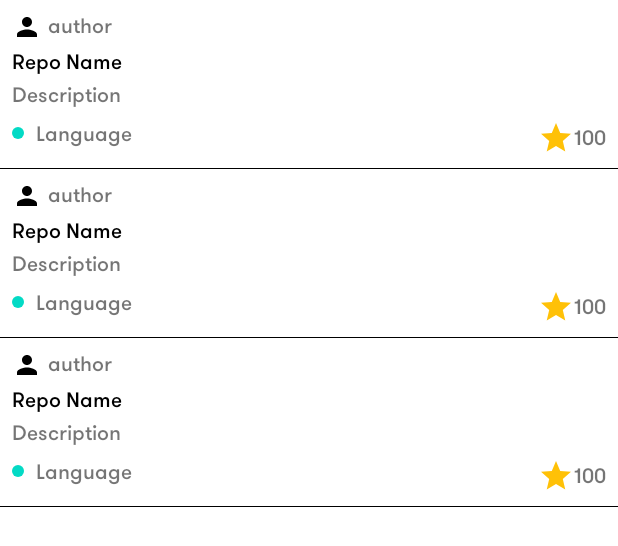
After one commit to waghbhavana/Trending_Github_Repos, an Android app: the layout fragment_repo_list.xml on its own in the app's theme, with its tools: preview values and no code run, on a phone screen of 412 x 824 dp. The commit adds this screen. Shown: the top 546 px of the screen. Run offline under Robolectric (Android 15) with nearby library versions, the phone set to English and light mode, and no system bars; network calls fail.

Commit message:
-Add Navigation component and Repo list fragment -Add UI for repo list

```diff
--- a/app/build.gradle
+++ b/app/build.gradle
@@ -43,6 +43,8 @@ dependencies {
     implementation 'com.google.android.material:material:1.8.0'
     implementation 'androidx.constraintlayout:constraintlayout:2.1.4'
     implementation 'androidx.test:core-ktx:1.5.0'
+    implementation 'androidx.navigation:navigation-fragment-ktx:2.5.3'
+    implementation 'androidx.navigation:navigation-ui-ktx:2.5.3'
     testImplementation 'junit:junit:4.13.2'
     androidTestImplementation 'androidx.test.ext:junit:1.1.5'
     androidTestImplementation 'androidx.test.espresso:espresso-core:3.5.1'
--- /dev/null
+++ b/app/src/main/java/com/example/trending_github_repos/ui/RepoListFragment.kt
@@ -0,0 +1,50 @@
+package com.example.trending_github_repos.ui
+
+import android.os.Bundle
+import androidx.fragment.app.Fragment
+import android.view.LayoutInflater
+import android.view.View
+import android.view.ViewGroup
+import com.example.trending_github_repos.R
+
+// TODO: Rename parameter arguments, choose names that match
+// the fragment initialization parameters, e.g. ARG_ITEM_NUMBER
+private const val ARG_PARAM1 = "param1"
+private const val ARG_PARAM2 = "param2"
+
+/**
+ * A simple [Fragment] subclass.
+ * Use the [RepoListFragment.newInstance] factory method to
+ * create an instance of this fragment.
+ */
+class RepoListFragment : Fragment() {
+
+
+    override fun onCreateView(
+        inflater: LayoutInflater, container: ViewGroup?,
+        savedInstanceState: Bundle?
+    ): View? {
+        // Inflate the layout for this fragment
+        return inflater.inflate(R.layout.fragment_repo_list, container, false)
+    }
+
+    companion object {
+        /**
+         * Use this factory method to create a new instance of
+         * this fragment using the provided parameters.
+         *
+         * @param param1 Parameter 1.
+         * @param param2 Parameter 2.
+         * @return A new instance of fragment RepoListFragment.
+         */
+        // TODO: Rename and change types and number of parameters
+        @JvmStatic
+        fun newInstance(param1: String, param2: String) =
+            RepoListFragment().apply {
+                arguments = Bundle().apply {
+                    putString(ARG_PARAM1, param1)
+                    putString(ARG_PARAM2, param2)
+                }
+            }
+    }
+}
--- /dev/null
+++ b/app/src/main/res/drawable/ic_baseline_person_24.xml
@@ -0,0 +1,5 @@
+<vector android:height="24dp" android:tint="#000000"
+    android:viewportHeight="24" android:viewportWidth="24"
+    android:width="24dp" xmlns:android="http://schemas.android.com/apk/res/android">
+    <path android:fillColor="@android:color/white" android:pathData="M12,12c2.21,0 4,-1.79 4,-4s-1.79,-4 -4,-4 -4,1.79 -4,4 1.79,4 4,4zM12,14c-2.67,0 -8,1.34 -8,4v2h16v-2c0,-2.66 -5.33,-4 -8,-4z"/>
+</vector>
--- /dev/null
+++ b/app/src/main/res/drawable/ic_baseline_star_24.xml
@@ -0,0 +1,5 @@
+<vector android:height="24dp" android:tint="#000000"
+    android:viewportHeight="24" android:viewportWidth="24"
+    android:width="24dp" xmlns:android="http://schemas.android.com/apk/res/android">
+    <path android:fillColor="@android:color/white" android:pathData="M12,17.27L18.18,21l-1.64,-7.03L22,9.24l-7.19,-0.61L12,2 9.19,8.63 2,9.24l5.46,4.73L5.82,21z"/>
+</vector>
--- /dev/null
+++ b/app/src/main/res/drawable/ic_circle.xml
@@ -0,0 +1,10 @@
+<?xml version="1.0" encoding="utf-8"?>
+<shape xmlns:android="http://schemas.android.com/apk/res/android"
+    android:shape="oval">
+
+    <solid android:color="@color/teal_200" />
+
+    <size
+        android:width="8dp"
+        android:height="8dp" />
+</shape>
--- a/app/src/main/res/layout/activity_main.xml
+++ b/app/src/main/res/layout/activity_main.xml
@@ -6,13 +6,13 @@
     android:layout_height="match_parent"
     tools:context=".MainActivity">
 
-    <TextView
-        android:layout_width="wrap_content"
-        android:layout_height="wrap_content"
-        android:text="Hello World!"
-        app:layout_constraintBottom_toBottomOf="parent"
-        app:layout_constraintEnd_toEndOf="parent"
-        app:layout_constraintStart_toStartOf="parent"
-        app:layout_constraintTop_toTopOf="parent" />
 
+    <androidx.fragment.app.FragmentContainerView
+        android:id="@+id/fragmentContainerView"
+        android:name="com.example.trending_github_repos.ui.RepoListFragment"
+        android:layout_width="match_parent"
+        android:layout_height="match_parent"
+        app:defaultNavHost="true"
+        app:navGraph="@navigation/nav_graph"
+     />
 </androidx.constraintlayout.widget.ConstraintLayout>
--- /dev/null
+++ b/app/src/main/res/layout/fragment_repo_list.xml
@@ -0,0 +1,13 @@
+<?xml version="1.0" encoding="utf-8"?>
+<androidx.coordinatorlayout.widget.CoordinatorLayout xmlns:android="http://schemas.android.com/apk/res/android"
+    xmlns:tools="http://schemas.android.com/tools"
+    android:layout_width="match_parent"
+    android:layout_height="match_parent"
+    tools:context=".ui.RepoListFragment">
+<androidx.recyclerview.widget.RecyclerView
+    android:id="@+id/repoRecyclerView"
+    android:layout_width="match_parent"
+    android:layout_height="match_parent"
+    tools:listitem="@layout/repo_list_item"/>
+
+</androidx.coordinatorlayout.widget.CoordinatorLayout>
--- /dev/null
+++ b/app/src/main/res/layout/repo_list_item.xml
@@ -0,0 +1,99 @@
+<?xml version="1.0" encoding="utf-8"?>
+<LinearLayout xmlns:android="http://schemas.android.com/apk/res/android"
+    xmlns:app="http://schemas.android.com/apk/res-auto"
+    xmlns:tools="http://schemas.android.com/tools"
+    android:orientation="vertical"
+    android:layout_width="match_parent"
+    android:layout_height="wrap_content">
+
+    <LinearLayout
+        android:layout_width="match_parent"
+        android:layout_height="wrap_content"
+        android:orientation="horizontal">
+
+        <ImageView
+            android:id="@+id/imgRepo"
+            android:src="@drawable/ic_baseline_person_24"
+            android:layout_width="@dimen/_20sdp"
+            android:layout_height="@dimen/_20sdp"
+            android:layout_marginTop="@dimen/_8sdp"
+            android:layout_marginStart="@dimen/_8sdp"/>
+
+        <TextView
+            android:id="@+id/txtAuthor"
+            android:text="author"
+            android:fontFamily="@font/gt_medium"
+            android:layout_width="match_parent"
+            android:layout_height="wrap_content"
+            android:layout_marginTop="@dimen/_8sdp"
+            android:layout_marginStart="@dimen/_4sdp"/>
+
+    </LinearLayout>
+
+    <TextView
+        android:id="@+id/txtName"
+        android:text="Repo Name"
+        android:fontFamily="@font/gt_medium"
+        android:layout_width="match_parent"
+        android:layout_height="wrap_content"
+        android:textStyle="bold"
+        android:textColor="@color/black"
+        android:layout_marginTop="@dimen/_4sdp"
+        android:layout_marginHorizontal="@dimen/_8sdp"/>
+
+    <TextView
+        android:id="@+id/txtDescription"
+        android:text="Description"
+        android:fontFamily="@font/gt_medium"
+        android:layout_width="match_parent"
+        android:layout_height="wrap_content"
+        android:layout_marginTop="@dimen/_4sdp"
+        android:layout_marginHorizontal="@dimen/_8sdp"/>
+
+    <RelativeLayout
+        android:layout_width="match_parent"
+        android:layout_height="wrap_content"
+        android:layout_marginTop="@dimen/_8sdp">
+
+        <LinearLayout
+            android:layout_width="wrap_content"
+            android:layout_height="wrap_content"
+            android:orientation="horizontal"
+            android:layout_marginStart="@dimen/_8sdp">
+
+            <ImageView
+                android:id="@+id/imgLangColour"
+                android:layout_width="@dimen/_8sdp"
+                android:layout_height="@dimen/_8sdp"
+                android:layout_gravity="center"
+                android:src="@drawable/ic_circle"/>
+
+            <TextView
+                android:id="@+id/txtLang"
+                android:fontFamily="@font/gt_medium"
+                android:layout_width="wrap_content"
+                android:layout_height="wrap_content"
+                android:layout_marginStart="@dimen/_8sdp"
+                android:text="Language"/>
+        </LinearLayout>
+
+        <TextView
+            android:id="@+id/txtStart"
+            android:layout_width="wrap_content"
+            android:layout_height="wrap_content"
+            android:layout_alignParentEnd="true"
+            android:layout_marginEnd="@dimen/_8sdp"
+            android:gravity="center"
+            android:fontFamily="@font/gt_medium"
+            android:text="100"
+            app:drawableTint="@color/yellow"
+            app:drawableStartCompat="@drawable/ic_baseline_star_24" />
+    </RelativeLayout>
+
+    <View
+        android:layout_width="match_parent"
+        android:layout_height="0.5dp"
+        android:layout_marginTop="@dimen/_8sdp"
+        android:background="@color/black"/>
+
+</LinearLayout>
--- /dev/null
+++ b/app/src/main/res/navigation/nav_graph.xml
@@ -0,0 +1,13 @@
+<?xml version="1.0" encoding="utf-8"?>
+<navigation xmlns:android="http://schemas.android.com/apk/res/android"
+    xmlns:app="http://schemas.android.com/apk/res-auto"
+    xmlns:tools="http://schemas.android.com/tools"
+    android:id="@+id/nav_graph"
+    app:startDestination="@id/repoListFragment">
+
+    <fragment
+        android:id="@+id/repoListFragment"
+        android:name="com.example.trending_github_repos.ui.RepoListFragment"
+        android:label="fragment_repo_list"
+        tools:layout="@layout/fragment_repo_list" />
+</navigation>
--- a/app/src/main/res/values/colors.xml
+++ b/app/src/main/res/values/colors.xml
@@ -7,4 +7,8 @@
     <color name="teal_700">#FF018786</color>
     <color name="black">#FF000000</color>
     <color name="white">#FFFFFFFF</color>
+    <color name="color_blue">#54c5f8</color>
+    <color name="color_orange">#f88909</color>
+    <color name="color_yellow">#f0db4f</color>
+    <color name="yellow">#FFC107</color>
 </resources>
--- /dev/null
+++ b/app/src/main/res/values/dimens.xml
@@ -0,0 +1,7 @@
+<?xml version="1.0" encoding="utf-8"?>
+<resources>
+<dimen name="constraint_height">60dp</dimen>
+    <dimen name="_20sdp">20dp</dimen>
+    <dimen name="_8sdp">8dp</dimen>
+    <dimen name="_4sdp">4dp</dimen>
+</resources>
--- a/app/src/main/res/values/strings.xml
+++ b/app/src/main/res/values/strings.xml
@@ -1,3 +1,5 @@
 <resources>
     <string name="app_name">Trending_Github_Repos</string>
+    <!-- TODO: Remove or change this placeholder text -->
+    <string name="hello_blank_fragment">Hello blank fragment</string>
 </resources>
```
Also changed, not shown: app/src/main/res/font/gt_medium.otf (added).
